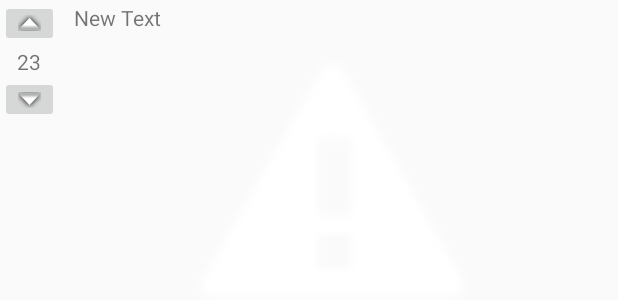
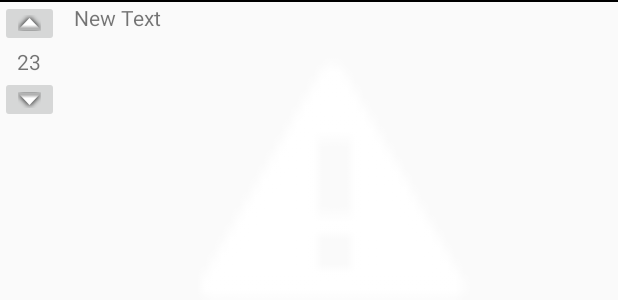
Before and after one commit to App-athy/Blip, an Android app: the layout blip_item.xml on its own in the app's theme, with its tools: preview values and no code run, on a phone screen of 412 x 824 dp. Shown: the top 300 px of the screen. Run offline under Robolectric (Android 15) with nearby library versions, the phone set to English and light mode, and no system bars.

Commit message:
added divided in adapter

```diff
--- a/app/src/main/res/layout/blip_item.xml
+++ b/app/src/main/res/layout/blip_item.xml
@@ -1,7 +1,7 @@
 <?xml version="1.0" encoding="utf-8"?>
 <RelativeLayout xmlns:android="http://schemas.android.com/apk/res/android"
                 android:layout_width="match_parent"
-                android:layout_height="match_parent">
+                android:layout_height="wrap_content">
 
     <ImageButton
         android:layout_width="wrap_content"
@@ -60,6 +60,12 @@
         android:layout_marginLeft="20dp"
         android:layout_marginRight="20dp"
         android:scaleType="fitCenter"
-        android:src="@android:drawable/stat_sys_warning"/>
+        android:src="@android:drawable/stat_sys_warning"
+        android:layout_marginBottom="20dp"/>
+
+    <ImageView
+        android:layout_width="match_parent"
+        android:layout_height="1dp"
+        android:background="@color/black"/>
 
 </RelativeLayout>
```
